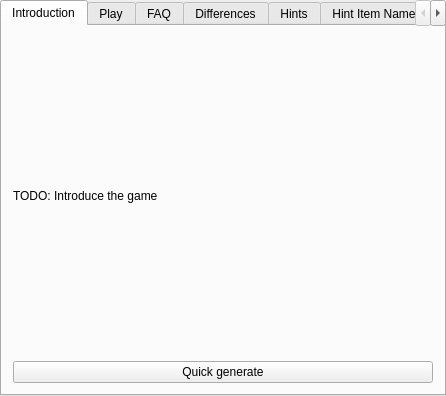
Old version of the form randovania/gui/ui_files/games_tab_dread_widget.ui in the repository randovania/randovania.
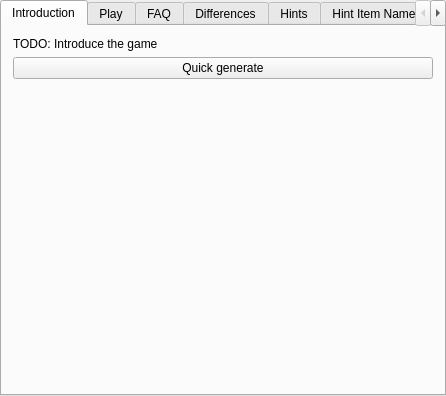
New version of the form. Custom widgets are drawn as their Qt base class.

Commit message: Add images for games

What changed in the file:
```diff
--- a/randovania/gui/ui_files/games_tab_dread_widget.ui
+++ b/randovania/gui/ui_files/games_tab_dread_widget.ui
@@ -32,6 +32,19 @@
       </property>
      </widget>
     </item>
+    <item>
+     <spacer name="intro_spacer">
+      <property name="orientation">
+       <enum>Qt::Vertical</enum>
+      </property>
+      <property name="sizeHint" stdset="0">
+       <size>
+        <width>20</width>
+        <height>40</height>
+       </size>
+      </property>
+     </spacer>
+    </item>
    </layout>
   </widget>
   <widget class="GenerateGameWidget" name="tab_generate_game">
```
Left out of the diff: 2 changed lines with no effect on the pictures. The commit also changes 18 other files.
